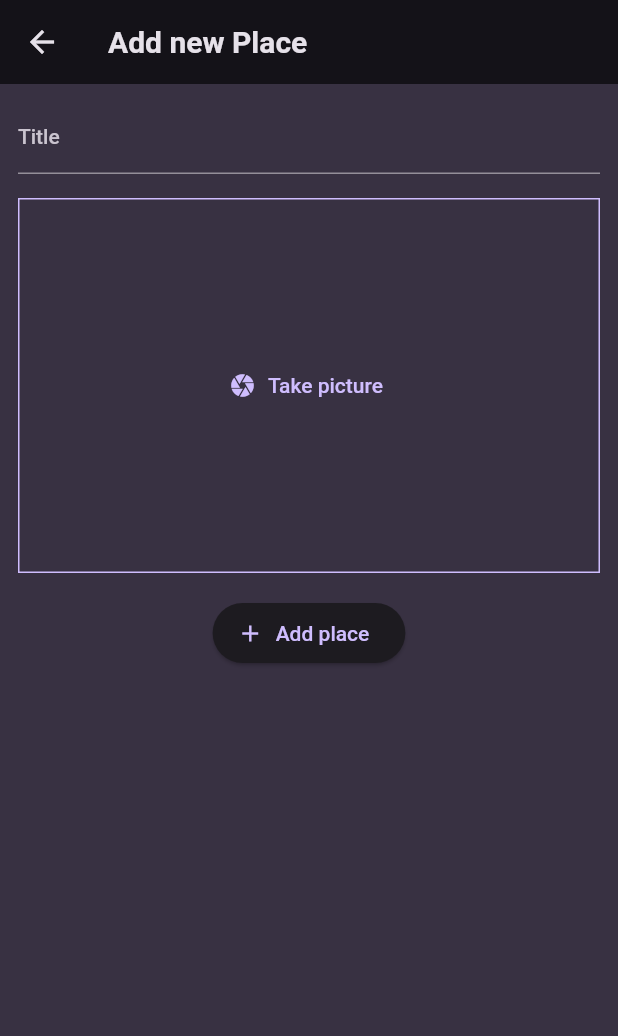
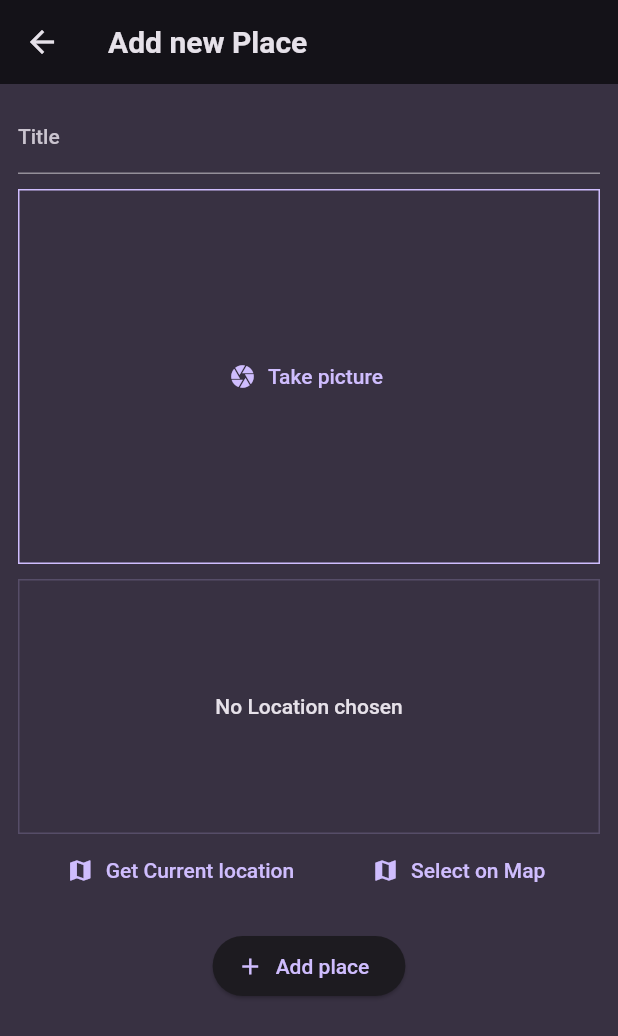
Before and after one commit to Kapil619/favorite_places_app, a Flutter app: the AddPlaceScreen screen opened directly, on a phone screen of 412 x 824 dp. Shown: the top 1036 px of the screen. Run offline on Flutter 3.47's test engine with Material 2 defaults, Android fonts, the phone set to English and light mode, and no system bars; our stand-ins replace flutter_riverpod, google_fonts, image_picker.

Commit message:
Added the location package & setup location widget

```diff
--- a/lib/screens/add_place.dart
+++ b/lib/screens/add_place.dart
@@ -2,6 +2,7 @@ import 'dart:io';
 
 import 'package:favorite_places/providers/user_places.dart';
 import 'package:favorite_places/widgets/image_input.dart';
+import 'package:favorite_places/widgets/location_input.dart';
 import 'package:flutter/material.dart';
 import 'package:flutter_riverpod/flutter_riverpod.dart';
 
@@ -52,10 +53,12 @@ class _AddPlaceScreenState extends ConsumerState<AddPlaceScreen> {
               style:
                   TextStyle(color: Theme.of(context).colorScheme.onBackground),
             ),
-            const SizedBox(height: 16),
+            const SizedBox(height: 10),
             ImageInput(onPickImage: (image) {
               _selectedImage = image;
             }),
+            const SizedBox(height: 10),
+            LocationInput(),
             const SizedBox(
               height: 16,
             ),
--- /dev/null
+++ b/lib/widgets/location_input.dart
@@ -0,0 +1,53 @@
+import 'package:flutter/material.dart';
+
+class LocationInput extends StatefulWidget {
+  const LocationInput({super.key});
+
+  @override
+  State<LocationInput> createState() {
+    return _LocationInputState();
+  }
+}
+
+class _LocationInputState extends State<LocationInput> {
+  @override
+  Widget build(BuildContext context) {
+    return Column(
+      children: [
+        Container(
+          alignment: Alignment.center,
+          height: 170,
+          width: double.infinity,
+          decoration: BoxDecoration(
+            border: Border.all(
+                width: 1,
+                color: Theme.of(context).colorScheme.primary.withOpacity(0.2)),
+          ),
+          child: Text(
+            'No Location chosen',
+            textAlign: TextAlign.center,
+            style: Theme.of(context)
+                .textTheme
+                .bodyLarge!
+                .copyWith(color: Theme.of(context).colorScheme.onBackground),
+          ),
+        ),
+        Row(
+          mainAxisAlignment: MainAxisAlignment.spaceEvenly,
+          children: [
+            TextButton.icon(
+              icon: const Icon(Icons.map),
+              label: const Text('Get Current location '),
+              onPressed: () {},
+            ),
+            TextButton.icon(
+              icon: const Icon(Icons.map),
+              label: const Text('Select on Map'),
+              onPressed: () {},
+            )
+          ],
+        ),
+      ],
+    );
+  }
+}
--- a/pubspec.yaml
+++ b/pubspec.yaml
@@ -39,6 +39,7 @@ dependencies:
   uuid: ^4.0.0
   flutter_riverpod: ^2.4.0
   image_picker: ^1.0.4
+  location: ^5.0.3
 
 dev_dependencies:
   flutter_test:
```
Also changed, not shown: pubspec.lock, 3 other files.
